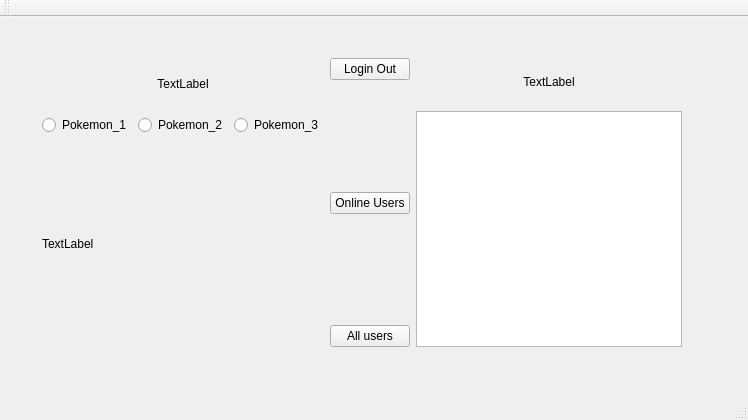
First picture: the form in stage_2/Pokemon_Client/mainwindow.ui, repository Anjiansan/Pokemon, before the edit.
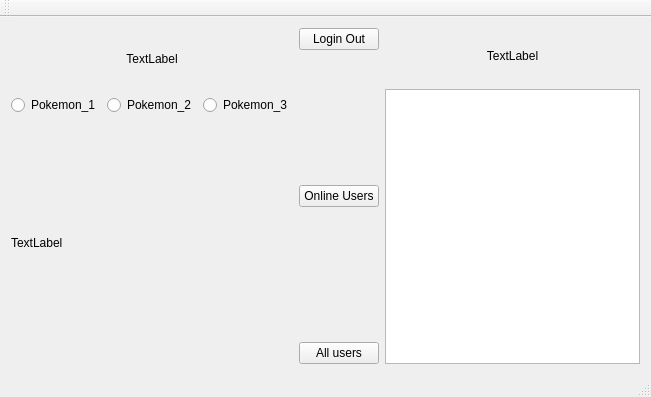
Second picture: the form after the edit.

The edit to the form file:
```diff
--- a/stage_2/Pokemon_Client/mainwindow.ui
+++ b/stage_2/Pokemon_Client/mainwindow.ui
@@ -6,8 +6,8 @@
    <rect>
     <x>0</x>
     <y>0</y>
-    <width>748</width>
-    <height>420</height>
+    <width>651</width>
+    <height>397</height>
    </rect>
   </property>
   <property name="windowTitle">
@@ -20,15 +20,8 @@
    <property name="layoutDirection">
     <enum>Qt::LeftToRight</enum>
    </property>
-   <widget class="QWidget" name="layoutWidget">
-    <property name="geometry">
-     <rect>
-      <x>31</x>
-      <y>30</y>
-      <width>662</width>
-      <height>311</height>
-     </rect>
-    </property>
+   <layout class="QVBoxLayout" name="verticalLayout_3">
+    <item>
     <layout class="QHBoxLayout" name="horizontalLayout_2">
      <item>
       <layout class="QGridLayout" name="gridLayout" rowstretch="1,1,4">
@@ -187,7 +180,8 @@
       </layout>
      </item>
     </layout>
-   </widget>
+    </item>
+   </layout>
   </widget>
   <widget class="QMenuBar" name="menuBar">
    <property name="geometry">
```
Left out of the diff: 2 changed lines with no effect on the pictures. Lines whose indentation alone changed are shown as unchanged.
